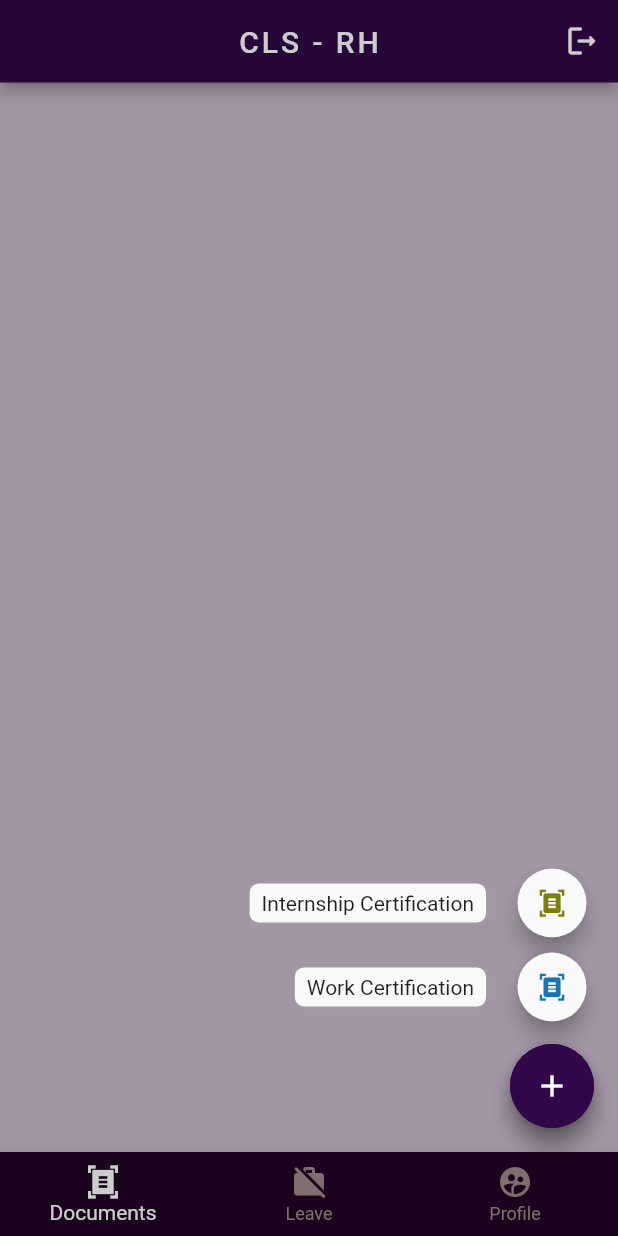
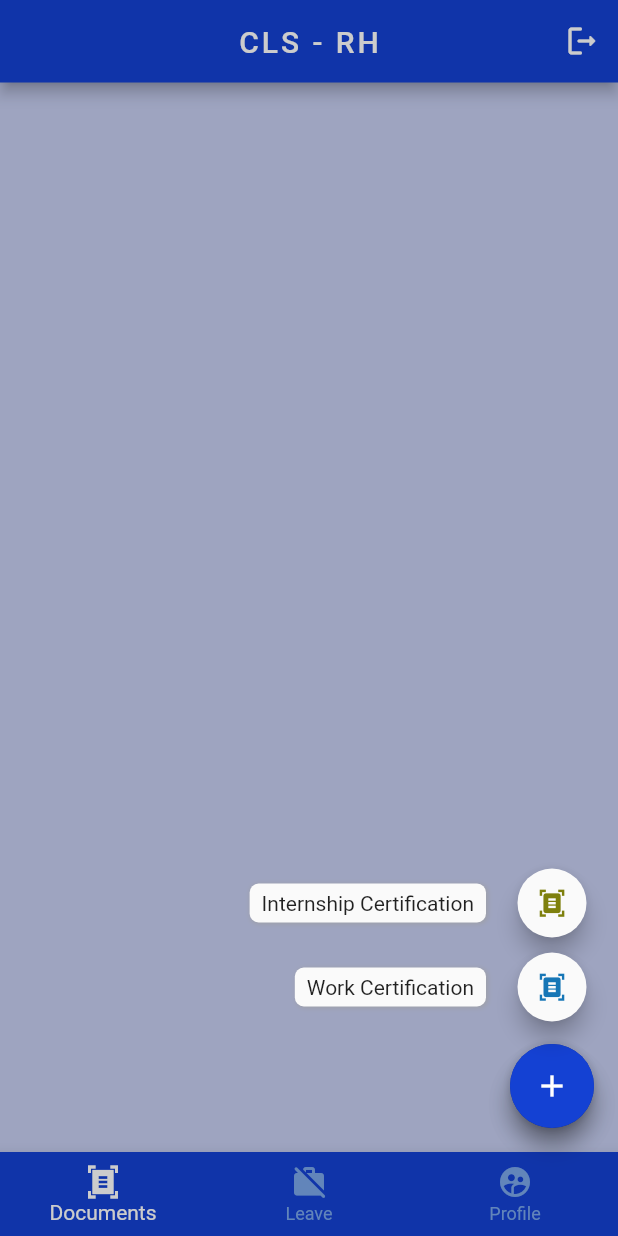
Before and after one commit to fedihamdi7/CLS-RH-MOBILE, a Flutter app: the CustomNavigationBar screen opened by its route, after a tap on the "add" icon, on a phone screen of 412 x 824 dp. Run offline on Flutter 3.47's test engine with Material 2 defaults, Android fonts, the phone set to English and light mode, and no system bars; drawn by our look-alikes of flutter_speed_dial, loader_overlay; our stand-ins replace dio, file_picker, flutter_smart_dialog, permission_handler, shared_preferences; missing offline and left inert: syncfusion_flutter_pdfviewer; accounts and stored records are empty.

Commit message:
updating theme color

```diff
--- a/lib/theme.dart
+++ b/lib/theme.dart
@@ -1,5 +1,5 @@
 // define custom colors
 import 'package:flutter/material.dart';
 
-const navBarColor = Color.fromARGB(255, 49, 7, 73);
-const backgroundColor = Color.fromARGB(255, 203, 187, 206);
+const navBarColor = Color.fromARGB(255, 20, 65, 211);
+const backgroundColor = Color.fromARGB(255, 197, 205, 240);
--- a/lib/widgets/navigation_bar.dart
+++ b/lib/widgets/navigation_bar.dart
@@ -31,8 +31,7 @@ class _HomeState extends State<CustomNavigationBar> {
       overlayColor: Colors.black.withOpacity(0.5),
       overlayWidget: Center(
         child: CircularProgressIndicator(
-          color: Colors.deepPurple,
-          // valueColor: AlwaysStoppedAnimation<Color>(Colors.deepPurple),
+          color: navBarColor,
         ),
       ),
       child: Scaffold(
@@ -42,9 +41,9 @@ class _HomeState extends State<CustomNavigationBar> {
         ),
         body: _widgetOptions.elementAt(_currentIndex),
         bottomNavigationBar: BottomNavigationBar(
-          backgroundColor: Color.fromARGB(255, 32, 5, 36),
+          backgroundColor: navBarColor,
           selectedItemColor: Color.fromARGB(255, 255, 255, 255),
-          unselectedItemColor: Color.fromARGB(255, 156, 139, 139),
+          unselectedItemColor: Color.fromARGB(255, 122, 166, 233),
           currentIndex: _currentIndex,
           onTap: (index) {
             setState(() {
```
